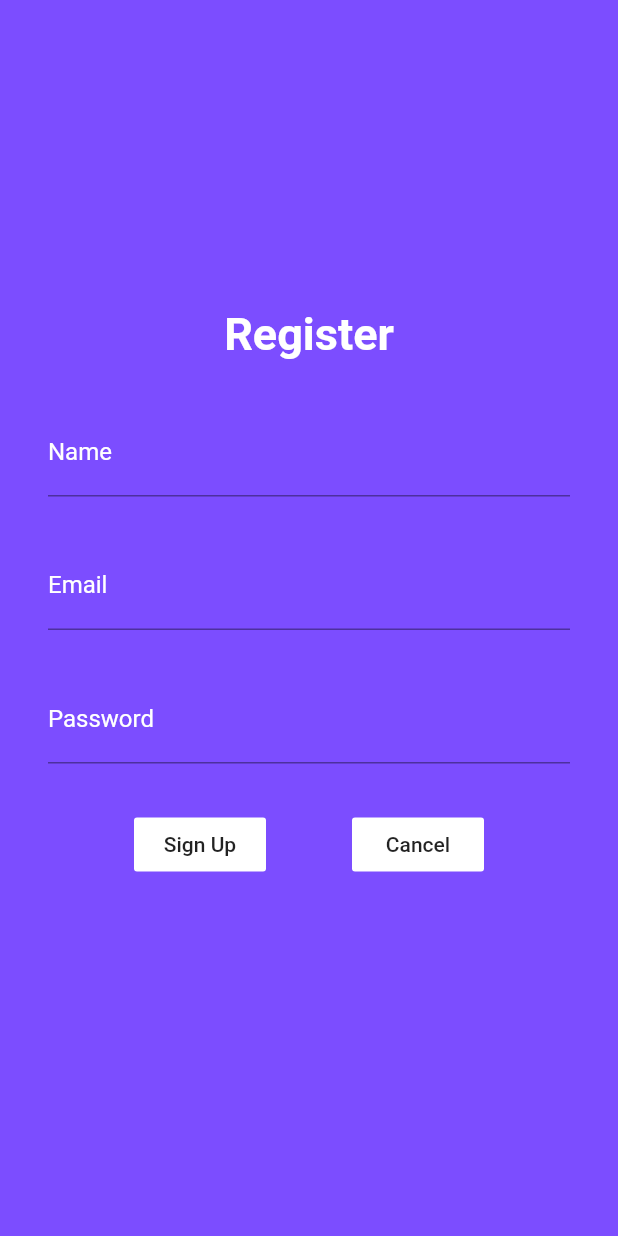
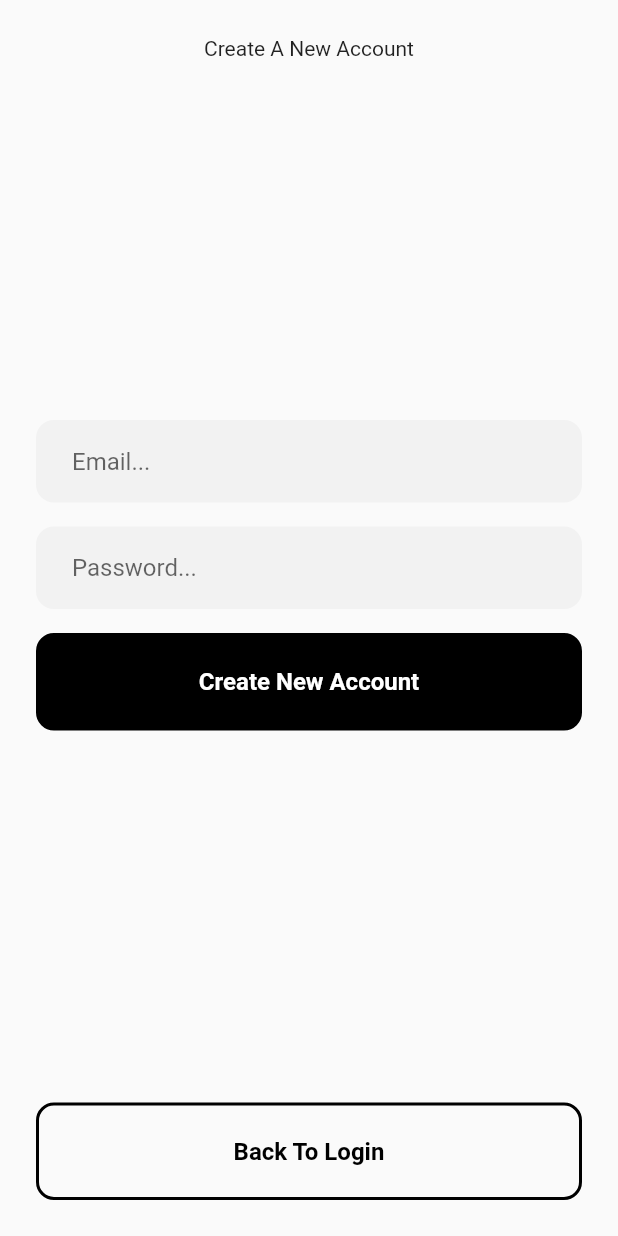
Before and after one commit to xaakib/fireandapi30days, a Flutter app: the screen it shows after launch, after a tap on "Create New Account", on a phone screen of 412 x 824 dp. Run offline on Flutter 3.47's test engine with Material 2 defaults, Android fonts, the phone set to English and light mode, and no system bars; our stand-ins replace firebase_auth, firebase_core, get; accounts and stored records are empty; network calls fail.

Commit message:
login and registar screen changed

```diff
--- a/lib/main.dart
+++ b/lib/main.dart
@@ -27,7 +27,7 @@ class MyApp extends StatelessWidget {
       initialRoute: '/login',
       routes: {
         '/login': (context) => LoginScreen(),
-        '/register': (context) => RegistrationScreen(),
+        '/register': (context) => RegisterPage(),
         '/homescreen': (context) => HomeScreen(),
       },
     );
--- a/lib/screen/login_screen.dart
+++ b/lib/screen/login_screen.dart
@@ -151,8 +151,7 @@ class _LoginScreen extends State<LoginScreen> {
                   onPressed: () {
                     Navigator.push(
                       context,
-                      MaterialPageRoute(
-                          builder: (context) => RegistrationScreen()),
+                      MaterialPageRoute(builder: (context) => RegisterPage()),
                     );
                   },
                   outlineBtn: true,
--- a/lib/screen/register_screen.dart
+++ b/lib/screen/register_screen.dart
@@ -1,136 +1,166 @@
-import 'package:fireandapi30days/services/authenticationServices.dart';
+import 'package:fireandapi30days/widgets/custom_btn.dart';
+import 'package:fireandapi30days/widgets/custom_input.dart';
+import 'package:firebase_auth/firebase_auth.dart';
 import 'package:flutter/material.dart';
 
-class RegistrationScreen extends StatefulWidget {
+class RegisterPage extends StatefulWidget {
   @override
-  _RegistrationScreenState createState() => _RegistrationScreenState();
+  _RegisterPageState createState() => _RegisterPageState();
 }
 
-class _RegistrationScreenState extends State<RegistrationScreen> {
-  final _key = GlobalKey<FormState>();
+class _RegisterPageState extends State<RegisterPage> {
+  // Build an alert dialog to display some errors.
+  Future<void> _alertDialogBuilder(String error) async {
+    return showDialog(
+        context: context,
+        barrierDismissible: false,
+        builder: (context) {
+          return AlertDialog(
+            title: Text("Error"),
+            content: Container(
+              child: Text(error),
+            ),
+            actions: [
+              FlatButton(
+                child: Text("Close Dialog"),
+                onPressed: () {
+                  Navigator.pop(context);
+                },
+              )
+            ],
+          );
+        });
+  }
 
-  final AuthenticationService _auth = AuthenticationService();
+  // Create a new user account
+  Future<String> _createAccount() async {
+    try {
+      await FirebaseAuth.instance.createUserWithEmailAndPassword(
+          email: _registerEmail, password: _registerPassword);
+      return null;
+    } on FirebaseAuthException catch (e) {
+      if (e.code == 'weak-password') {
+        return 'The password provided is too weak.';
+      } else if (e.code == 'email-already-in-use') {
+        return 'The account already exists for that email.';
+      }
+      return e.message;
+    } catch (e) {
+      return e.toString();
+    }
+  }
 
-  TextEditingController _nameController = TextEditingController();
-  TextEditingController _emailContoller = TextEditingController();
-  TextEditingController _passwordController = TextEditingController();
+  void _submitForm() async {
+    // Set the form to loading state
+    setState(() {
+      _registerFormLoading = true;
+    });
+
+    // Run the create account method
+    String _createAccountFeedback = await _createAccount();
+
+    // If the string is not null, we got error while create account.
+    if (_createAccountFeedback != null) {
+      _alertDialogBuilder(_createAccountFeedback);
+
+      // Set the form to regular state [not loading].
+      setState(() {
+        _registerFormLoading = false;
+      });
+    } else {
+      // The String was null, user is logged in.
+      Navigator.pop(context);
+    }
+  }
+
+  // Default Form Loading State
+  bool _registerFormLoading = false;
+
+  // Form Input Field Values
+  String _registerEmail = "";
+  String _registerPassword = "";
+
+  // Focus Node for input fields
+  FocusNode _passwordFocusNode;
+
+  @override
+  void initState() {
+    _passwordFocusNode = FocusNode();
+    super.initState();
+  }
+
+  @override
+  void dispose() {
+    _passwordFocusNode.dispose();
+    super.dispose();
+  }
 
   @override
   Widget build(BuildContext context) {
     return Scaffold(
-      body: SingleChildScrollView(
+      body: SafeArea(
         child: Container(
-          height: MediaQuery.of(context).size.height,
-          color: Colors.deepPurpleAccent,
-          child: Center(
-            child: Form(
-              key: _key,
+          width: double.infinity,
           child: Column(
-                mainAxisAlignment: MainAxisAlignment.center,
+            mainAxisAlignment: MainAxisAlignment.spaceBetween,
             children: [
-                  Text(
-                    'Register',
-                    style: TextStyle(
-                      color: Colors.white,
-                      fontSize: 30,
-                      fontWeight: FontWeight.w600,
+              Container(
+                padding: EdgeInsets.only(
+                  top: 24.0,
+                ),
+                child: Text(
+                  "Create A New Account",
+                  textAlign: TextAlign.center,
                 ),
               ),
+              Column(
+                children: [
+                  CustomInput(
+                    hintText: "Email...",
+                    onChanged: (value) {
+                      _registerEmail = value;
+                    },
+                    onSubmit: (value) {
+                      _passwordFocusNode.requestFocus();
+                    },
+                    textinputAction: TextInputAction.next,
+                  ),
+                  CustomInput(
+                    hintText: "Password...",
+                    onChanged: (value) {
+                      _registerPassword = value;
+                    },
+                    focusNode: _passwordFocusNode,
+                    isPasswordField: true,
+                    onSubmit: (value) {
+                      _submitForm();
+                    },
+                  ),
+                  CustomBtn(
+                    text: "Create New Account",
+                    onPressed: () {
+                      _submitForm();
+                    },
+                    isLoading: _registerFormLoading,
+                  )
+                ],
+              ),
               Padding(
-                    padding: const EdgeInsets.all(32.0),
-                    child: Column(
-                      children: [
-                        TextFormField(
-                          controller: _nameController,
-                          validator: (value) {
-                            if (value.isEmpty) {
-                              return 'Name cannot be empty';
-                            } else
-                              return null;
-                          },
-                          decoration: InputDecoration(
-                              labelText: 'Name',
-                              labelStyle: TextStyle(
-                                color: Colors.white,
-                              )),
-                          style: TextStyle(color: Colors.white),
+                padding: const EdgeInsets.only(
+                  bottom: 16.0,
                 ),
-                        SizedBox(height: 30),
-                        TextFormField(
-                          controller: _emailContoller,
-                          validator: (value) {
-                            if (value.isEmpty) {
-                              return 'Email cannot be empty';
-                            } else
-                              return null;
-                          },
-                          decoration: InputDecoration(
-                              labelText: 'Email',
-                              labelStyle: TextStyle(color: Colors.white)),
-                          style: TextStyle(color: Colors.white),
-                        ),
-                        SizedBox(height: 30),
-                        TextFormField(
-                          controller: _passwordController,
-                          obscureText: true,
-                          validator: (value) {
-                            if (value.isEmpty) {
-                              return 'Password cannot be empty';
-                            } else
-                              return null;
-                          },
-                          decoration: InputDecoration(
-                              labelText: 'Password',
-                              labelStyle: TextStyle(color: Colors.white)),
-                          style: TextStyle(
-                            color: Colors.white,
-                          ),
-                        ),
-                        SizedBox(height: 30),
-                        Row(
-                          mainAxisAlignment: MainAxisAlignment.spaceEvenly,
-                          children: [
-                            FlatButton(
-                              child: Text('Sign Up'),
-                              onPressed: () {
-                                if (_key.currentState.validate()) {
-                                  createUser();
-                                }
-                              },
-                              color: Colors.white,
-                            ),
-                            FlatButton(
-                              child: Text('Cancel'),
+                child: CustomBtn(
+                  text: "Back To Login",
                   onPressed: () {
                     Navigator.pop(context);
                   },
-                              color: Colors.white,
-                            )
-                          ],
-                        ),
-                      ],
+                  outlineBtn: true,
                 ),
               ),
             ],
           ),
         ),
       ),
-        ),
-      ),
     );
   }
-
-  void createUser() async {
-    dynamic result = await _auth.createNewUser(
-        _nameController.text, _emailContoller.text, _passwordController.text);
-    if (result == null) {
-      print('Email is not valid');
-    } else {
-      print(result.toString());
-      _nameController.clear();
-      _passwordController.clear();
-      _emailContoller.clear();
-      Navigator.pop(context);
 }
-  }
-}
```
Lines whose indentation alone changed are shown as unchanged.
